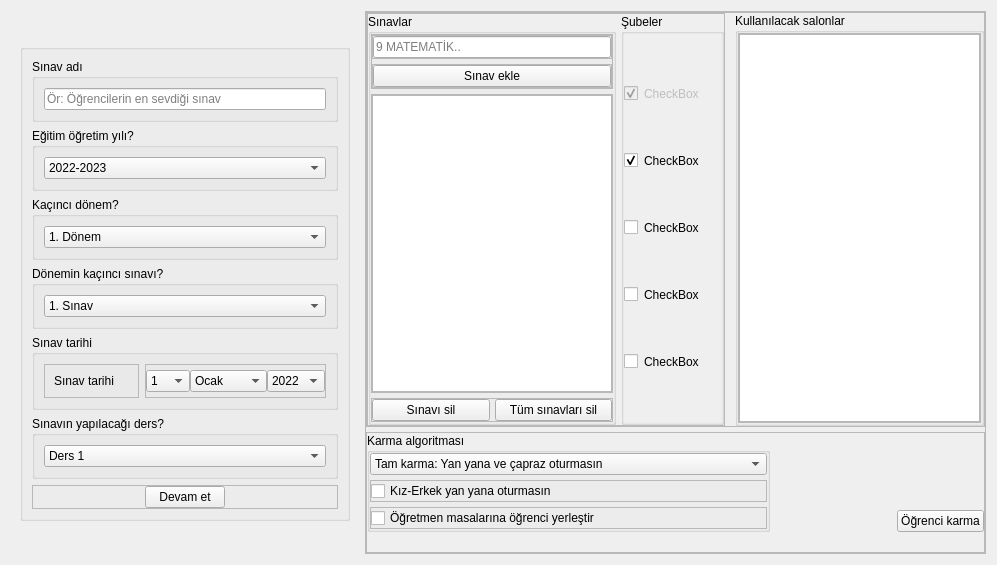
Above: Forms/yeni_sinav_frame_demo.ui from yoseidonn/Kelebek-App before the change. Below: the same form after it.
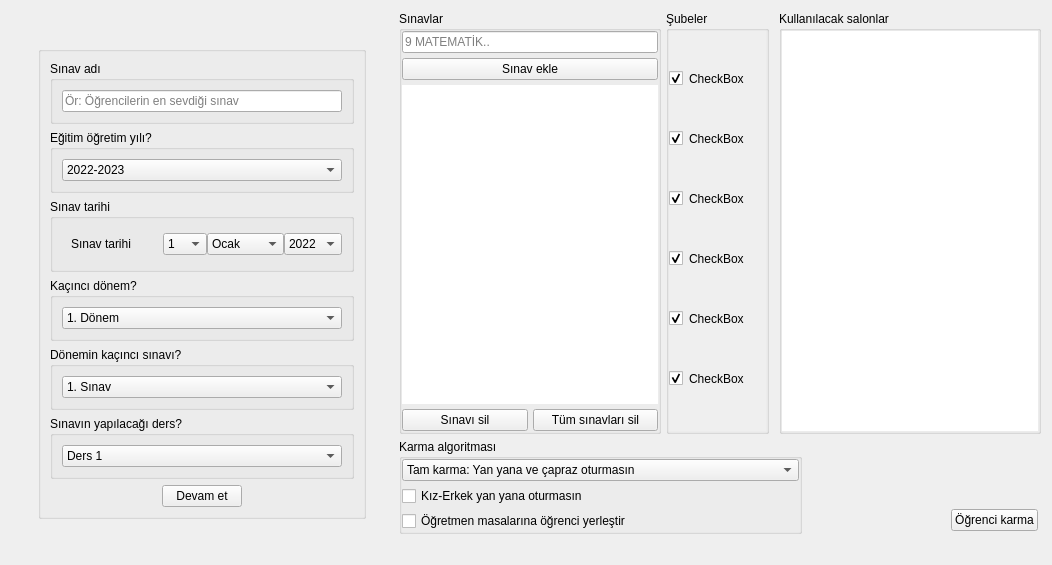
That is the form after the change.

Patch:
```diff
--- a/Forms/yeni_sinav_frame_demo.ui
+++ b/Forms/yeni_sinav_frame_demo.ui
@@ -6,7 +6,7 @@
    <rect>
     <x>0</x>
     <y>0</y>
-    <width>997</width>
+    <width>1052</width>
     <height>565</height>
    </rect>
   </property>
@@ -19,6 +19,11 @@
   <property name="windowTitle">
    <string>Frame</string>
   </property>
+  <property name="styleSheet">
+   <string notr="true">QFrame {
+border:none;
+}</string>
+  </property>
   <layout class="QHBoxLayout" name="horizontalLayout">
    <item>
     <widget class="QFrame" name="upperOfExamInfos">
@@ -123,104 +128,6 @@
               </layout>
              </widget>
             </item>
-            <item>
-             <widget class="QGroupBox" name="groupBox_26">
-              <property name="title">
-               <string>Kaçıncı dönem?</string>
-              </property>
-              <layout class="QHBoxLayout" name="horizontalLayout_4">
-               <item>
-                <widget class="QComboBox" name="donemCombo">
-                 <property name="maximumSize">
-                  <size>
-                   <width>64000</width>
-                   <height>16777215</height>
-                  </size>
-                 </property>
-                 <item>
-                  <property name="text">
-                   <string>1. Dönem</string>
-                  </property>
-                 </item>
-                 <item>
-                  <property name="text">
-                   <string>2. Dönem</string>
-                  </property>
-                 </item>
-                </widget>
-               </item>
-              </layout>
-             </widget>
-            </item>
-            <item>
-             <widget class="QGroupBox" name="groupBox_24">
-              <property name="title">
-               <string>Dönemin kaçıncı sınavı?</string>
-              </property>
-              <layout class="QHBoxLayout" name="horizontalLayout_2">
-               <item>
-                <widget class="QComboBox" name="doneminKacinciCombo">
-                 <property name="maximumSize">
-                  <size>
-                   <width>64000</width>
-                   <height>16777215</height>
-                  </size>
-                 </property>
-                 <item>
-                  <property name="text">
-                   <string>1. Sınav</string>
-                  </property>
-                 </item>
-                 <item>
-                  <property name="text">
-                   <string>2. Sınav</string>
-                  </property>
-                 </item>
-                 <item>
-                  <property name="text">
-                   <string>3. Sınav</string>
-                  </property>
-                 </item>
-                 <item>
-                  <property name="text">
-                   <string>4. Sınav</string>
-                  </property>
-                 </item>
-                 <item>
-                  <property name="text">
-                   <string>5. Sınav</string>
-                  </property>
-                 </item>
-                 <item>
-                  <property name="text">
-                   <string>6. Sınav</string>
-                  </property>
-                 </item>
-                 <item>
-                  <property name="text">
-                   <string>7. Sınav</string>
-                  </property>
-                 </item>
-                 <item>
-                  <property name="text">
-                   <string>8. Sınav</string>
-                  </property>
-                 </item>
-                 <item>
-                  <property name="text">
-                   <string>9. Sınav</string>
-                  </property>
-                 </item>
-                 <item>
-                  <property name="text">
-                   <string>10. Sınav</string>
-                  </property>
-                 </item>
-                </widget>
-               </item>
-              </layout>
-             </widget>
-            </item>
             <item>
              <widget class="QGroupBox" name="groupBox_23">
               <property name="title">
@@ -535,6 +442,104 @@
               </layout>
              </widget>
             </item>
+            <item>
+             <widget class="QGroupBox" name="groupBox_26">
+              <property name="title">
+               <string>Kaçıncı dönem?</string>
+              </property>
+              <layout class="QHBoxLayout" name="horizontalLayout_4">
+               <item>
+                <widget class="QComboBox" name="donemCombo">
+                 <property name="maximumSize">
+                  <size>
+                   <width>64000</width>
+                   <height>16777215</height>
+                  </size>
+                 </property>
+                 <item>
+                  <property name="text">
+                   <string>1. Dönem</string>
+                  </property>
+                 </item>
+                 <item>
+                  <property name="text">
+                   <string>2. Dönem</string>
+                  </property>
+                 </item>
+                </widget>
+               </item>
+              </layout>
+             </widget>
+            </item>
+            <item>
+             <widget class="QGroupBox" name="groupBox_24">
+              <property name="title">
+               <string>Dönemin kaçıncı sınavı?</string>
+              </property>
+              <layout class="QHBoxLayout" name="horizontalLayout_2">
+               <item>
+                <widget class="QComboBox" name="doneminKacinciCombo">
+                 <property name="maximumSize">
+                  <size>
+                   <width>64000</width>
+                   <height>16777215</height>
+                  </size>
+                 </property>
+                 <item>
+                  <property name="text">
+                   <string>1. Sınav</string>
+                  </property>
+                 </item>
+                 <item>
+                  <property name="text">
+                   <string>2. Sınav</string>
+                  </property>
+                 </item>
+                 <item>
+                  <property name="text">
+                   <string>3. Sınav</string>
+                  </property>
+                 </item>
+                 <item>
+                  <property name="text">
+                   <string>4. Sınav</string>
+                  </property>
+                 </item>
+                 <item>
+                  <property name="text">
+                   <string>5. Sınav</string>
+                  </property>
+                 </item>
+                 <item>
+                  <property name="text">
+                   <string>6. Sınav</string>
+                  </property>
+                 </item>
+                 <item>
+                  <property name="text">
+                   <string>7. Sınav</string>
+                  </property>
+                 </item>
+                 <item>
+                  <property name="text">
+                   <string>8. Sınav</string>
+                  </property>
+                 </item>
+                 <item>
+                  <property name="text">
+                   <string>9. Sınav</string>
+                  </property>
+                 </item>
+                 <item>
+                  <property name="text">
+                   <string>10. Sınav</string>
+                  </property>
+                 </item>
+                </widget>
+               </item>
+              </layout>
+             </widget>
+            </item>
             <item>
              <widget class="QGroupBox" name="groupBox_21">
               <property name="title">
@@ -955,13 +960,19 @@
                  <property name="minimumSize">
                   <size>
                    <width>97</width>
-                   <height>0</height>
+                   <height>389</height>
                   </size>
                  </property>
                  <property name="styleSheet">
                   <string notr="true">border:none
 </string>
                  </property>
+                 <property name="frameShape">
+                  <enum>QFrame::StyledPanel</enum>
+                 </property>
+                 <property name="sizeAdjustPolicy">
+                  <enum>QAbstractScrollArea::AdjustIgnored</enum>
+                 </property>
                  <property name="widgetResizable">
                   <bool>true</bool>
                  </property>
@@ -974,7 +985,7 @@
                     <x>0</x>
                     <y>0</y>
                     <width>97</width>
-                    <height>377</height>
+                    <height>389</height>
                    </rect>
                   </property>
                   <property name="layoutDirection">
@@ -985,7 +996,10 @@
                   </property>
                   <layout class="QVBoxLayout" name="verticalLayout_5">
                    <property name="spacing">
-                    <number>0</number>
+                    <number>5</number>
+                   </property>
+                   <property name="sizeConstraint">
+                    <enum>QLayout::SetDefaultConstraint</enum>
                    </property>
                    <property name="leftMargin">
                     <number>0</number>
@@ -1002,7 +1016,32 @@
                    <item>
                     <widget class="QCheckBox" name="checkBox">
                      <property name="enabled">
+                      <bool>true</bool>
+                     </property>
+                     <property name="styleSheet">
+                      <string notr="true"/>
+                     </property>
+                     <property name="text">
+                      <string>CheckBox</string>
+                     </property>
+                     <property name="checkable">
+                      <bool>true</bool>
+                     </property>
+                     <property name="checked">
+                      <bool>true</bool>
+                     </property>
+                     <property name="autoRepeat">
                       <bool>false</bool>
+                     </property>
+                     <property name="autoExclusive">
+                      <bool>false</bool>
+                     </property>
+                    </widget>
+                   </item>
+                   <item>
+                    <widget class="QCheckBox" name="checkBox_3">
+                     <property name="enabled">
+                      <bool>true</bool>
                      </property>
                      <property name="styleSheet">
                       <string notr="true"/>
@@ -1026,36 +1065,102 @@
                    </item>
                    <item>
                     <widget class="QCheckBox" name="checkBox_5">
+                     <property name="enabled">
+                      <bool>true</bool>
+                     </property>
+                     <property name="styleSheet">
+                      <string notr="true"/>
+                     </property>
                      <property name="text">
                       <string>CheckBox</string>
                      </property>
+                     <property name="checkable">
+                      <bool>true</bool>
+                     </property>
                      <property name="checked">
                       <bool>true</bool>
                      </property>
                      <property name="autoRepeat">
+                      <bool>false</bool>
+                     </property>
+                     <property name="autoExclusive">
+                      <bool>false</bool>
+                     </property>
+                    </widget>
+                   </item>
+                   <item>
+                    <widget class="QCheckBox" name="checkBox_6">
+                     <property name="enabled">
+                      <bool>true</bool>
+                     </property>
+                     <property name="styleSheet">
+                      <string notr="true"/>
+                     </property>
+                     <property name="text">
+                      <string>CheckBox</string>
+                     </property>
+                     <property name="checkable">
+                      <bool>true</bool>
+                     </property>
+                     <property name="checked">
+                      <bool>true</bool>
+                     </property>
+                     <property name="autoRepeat">
+                      <bool>false</bool>
+                     </property>
+                     <property name="autoExclusive">
                       <bool>false</bool>
                      </property>
                     </widget>
                    </item>
                    <item>
                     <widget class="QCheckBox" name="checkBox_4">
-                     <property name="text">
-                      <string>CheckBox</string>
+                     <property name="enabled">
+                      <bool>true</bool>
                      </property>
-                    </widget>
-                   </item>
-                   <item>
-                    <widget class="QCheckBox" name="checkBox_3">
+                     <property name="styleSheet">
+                      <string notr="true"/>
+                     </property>
                      <property name="text">
                       <string>CheckBox</string>
                      </property>
+                     <property name="checkable">
+                      <bool>true</bool>
+                     </property>
+                     <property name="checked">
+                      <bool>true</bool>
+                     </property>
+                     <property name="autoRepeat">
+                      <bool>false</bool>
+                     </property>
+                     <property name="autoExclusive">
+                      <bool>false</bool>
+                     </property>
                     </widget>
                    </item>
                    <item>
                     <widget class="QCheckBox" name="checkBox_2">
+                     <property name="enabled">
+                      <bool>true</bool>
+                     </property>
+                     <property name="styleSheet">
+                      <string notr="true"/>
+                     </property>
                      <property name="text">
                       <string>CheckBox</string>
                      </property>
+                     <property name="checkable">
+                      <bool>true</bool>
+                     </property>
+                     <property name="checked">
+                      <bool>true</bool>
+                     </property>
+                     <property name="autoRepeat">
+                      <bool>false</bool>
+                     </property>
+                     <property name="autoExclusive">
+                      <bool>false</bool>
+                     </property>
                     </widget>
                    </item>
                   </layout>
```
